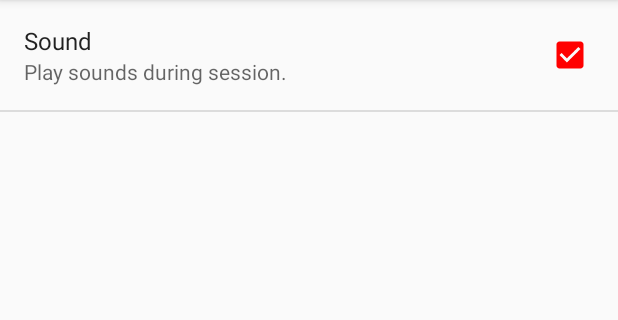
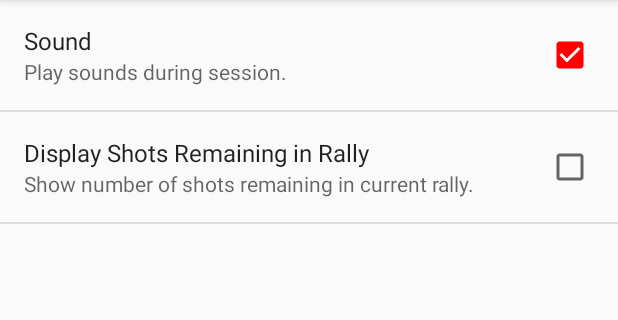
Before and after one commit to Pritch68/SquashGhosting, an Android app: the fragment SettingsFragment shown on its own in the app's theme, on a phone screen of 412 x 824 dp, the part 84-404 px from its top. Run offline under Robolectric (Android 15) with nearby library versions, the light colour scheme and no system bars.

Commit message:
Added ability to turn on a counter showing shots remaining in rally.

```diff
--- a/app/src/main/java/com/tangosix/squashghosting/SessionSetupActivity.java
+++ b/app/src/main/java/com/tangosix/squashghosting/SessionSetupActivity.java
@@ -30,6 +30,7 @@ public class SessionSetupActivity extends AppCompatActivity {
     public final static String SHOTINTERVAL_MESSAGE = "com.tangosix.squashghosting.SHOTINTERVAL_MESSAGE";
     public final static String BREAK_MESSAGE = "com.tangosix.squashghosting.BREAK_MESSAGE";
     public final static String SOUND_ENABLED_MESSAGE = "com.tangosix.squashghosting.SOUND_ENABLED_MESSAGE";
+    public final static String RALLY_COUNTER_ENABLED_MESSAGE = "com.tangosix.squashghosting.RALLY_COUNTER_ENABLED_MESSAGE";
 
     private int Rallies = 8;
     private int ShotsPerRally = 15;
@@ -194,6 +195,7 @@ public class SessionSetupActivity extends AppCompatActivity {
         // Retrieve App Settings
         SharedPreferences otherPref = PreferenceManager.getDefaultSharedPreferences(this);
         boolean mSoundEnabled = otherPref.getBoolean("pref_sound",true);
+        boolean mRallyCounterEnabled = otherPref.getBoolean("pref_rally_counter",false);
 
         // Save session values
         SharedPreferences sharedPref = getPreferences(Context.MODE_PRIVATE);
@@ -211,6 +213,7 @@ public class SessionSetupActivity extends AppCompatActivity {
         intent.putExtra(SHOTINTERVAL_MESSAGE, ShotInterval);
         intent.putExtra(BREAK_MESSAGE, Break);
         intent.putExtra(SOUND_ENABLED_MESSAGE, mSoundEnabled);
+        intent.putExtra(RALLY_COUNTER_ENABLED_MESSAGE, mRallyCounterEnabled);
 
         startActivity(intent);
     }
--- a/app/src/main/res/values/strings.xml
+++ b/app/src/main/res/values/strings.xml
@@ -12,6 +12,8 @@
     <!-- Strings related to Settings -->
     <string name="sound_Preference">Sound</string>
     <string name="sound_Preference_Summary">Play sounds during session.</string>
+    <string name="rally_counter_Preference">Display Shots Remaining in Rally</string>
+    <string name="rally_counter_Preference_Summary">Show number of shots remaining in current rally.</string>
     <string name="title_activity_settings">Settings</string>
     <string name="pref_header_general">General</string>
 </resources>
--- a/app/src/main/res/xml/pref_general.xml
+++ b/app/src/main/res/xml/pref_general.xml
@@ -4,4 +4,9 @@
         android:title="@string/sound_Preference"
         android:summary="@string/sound_Preference_Summary"
         android:defaultValue="true" />
+    <CheckBoxPreference
+        android:key="pref_rally_counter"
+        android:title="@string/rally_counter_Preference"
+        android:summary="@string/rally_counter_Preference_Summary"
+        android:defaultValue="false" />
 </PreferenceScreen>
```
Also changed, not shown: app/src/main/java/com/tangosix/squashghosting/RunSessionActivity.java (+42 -3 lines), app/src/main/res/layout/activity_run_session.xml (+14 -2 lines).
